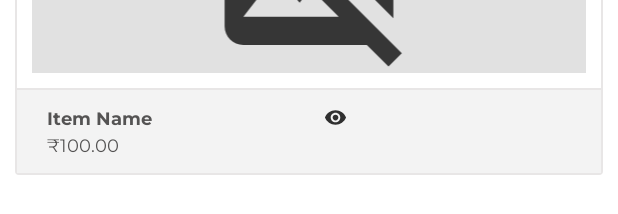
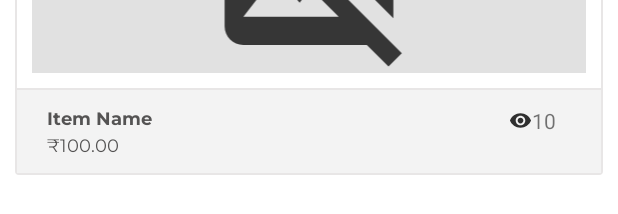
Before and after one commit to Necromancer376/CampusBuy, an Android app: the layout item_dashboard_layout.xml on its own in the app's theme, with its tools: preview values and no code run, on a phone screen of 412 x 824 dp. Shown: the part 184-398 px from the top of the screen. Run offline under Robolectric (Android 15) with nearby library versions, the light colour scheme and no system bars.

Commit message:
view count added

```diff
--- a/app/src/main/java/com/example/campusbuy/ui/adapters/DashboardItemsListAdapter.kt
+++ b/app/src/main/java/com/example/campusbuy/ui/adapters/DashboardItemsListAdapter.kt
@@ -34,6 +34,7 @@ class DashboardItemsListAdapter(
             )
             holder.itemView.tv_dashboard_item_title.text = model.title
             holder.itemView.tv_dashboard_item_price.text = model.price
+            holder.itemView.tv_dashboard_viewed_count.text = model.seenCount.toString()
         }
     }
 
--- /dev/null
+++ b/app/src/main/res/drawable/ic_vector_delete.xml
@@ -0,0 +1,5 @@
+<vector android:height="24dp" android:tint="#000000"
+    android:viewportHeight="24" android:viewportWidth="24"
+    android:width="24dp" xmlns:android="http://schemas.android.com/apk/res/android">
+    <path android:fillColor="@android:color/white" android:pathData="M6,19c0,1.1 0.9,2 2,2h8c1.1,0 2,-0.9 2,-2V7H6v12zM19,4h-3.5l-1,-1h-5l-1,1H5v2h14V4z"/>
+</vector>
--- a/app/src/main/res/layout/item_dashboard_layout.xml
+++ b/app/src/main/res/layout/item_dashboard_layout.xml
@@ -86,14 +86,21 @@
             <LinearLayout
                 android:layout_width="match_parent"
                 android:layout_height="wrap_content"
-                android:orientation="horizontal">
+                android:orientation="horizontal"
+                android:gravity="right|center_vertical"
+                android:paddingHorizontal="10dp">
 
                 <ImageView
                     android:layout_width="@dimen/item_dashboard_viewd_image_size"
                     android:layout_height="@dimen/item_dashboard_viewd_image_size"
-                    android:src="@drawable/ic_viewed"
-                    />
+                    android:src="@drawable/ic_viewed" />
+                <TextView
+                    android:id="@+id/tv_dashboard_viewed_count"
+                    android:layout_width="wrap_content"
+                    android:layout_height="wrap_content"
+                    android:text="10" />
             </LinearLayout>
+
         </LinearLayout>
     </LinearLayout>
 </RelativeLayout>
```
